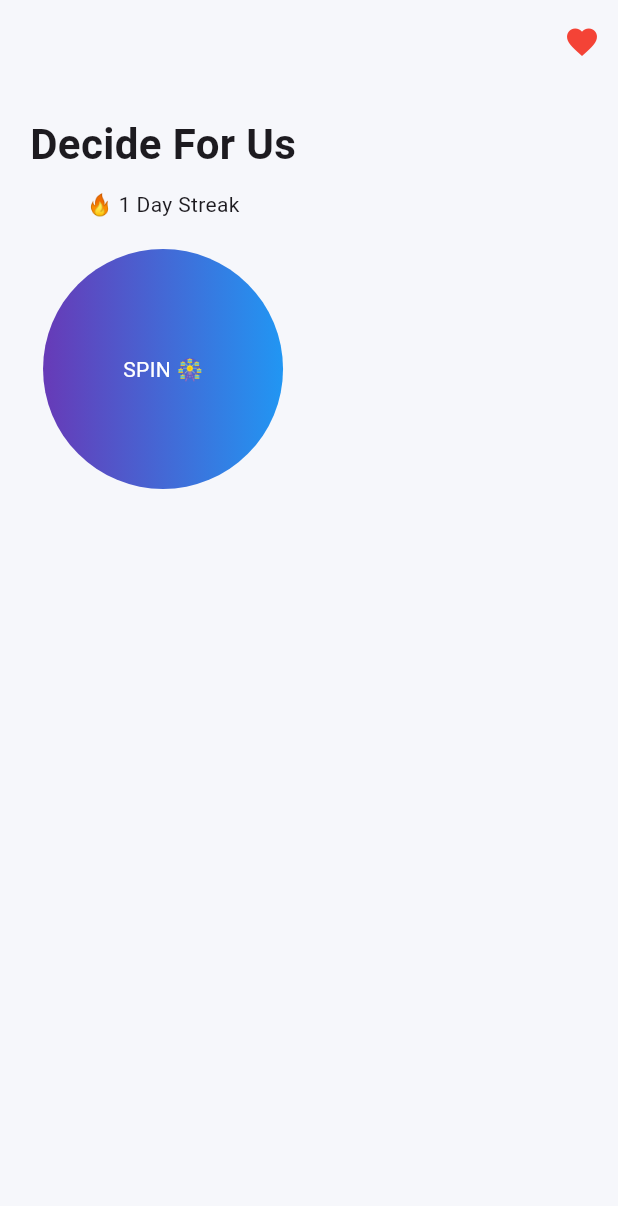
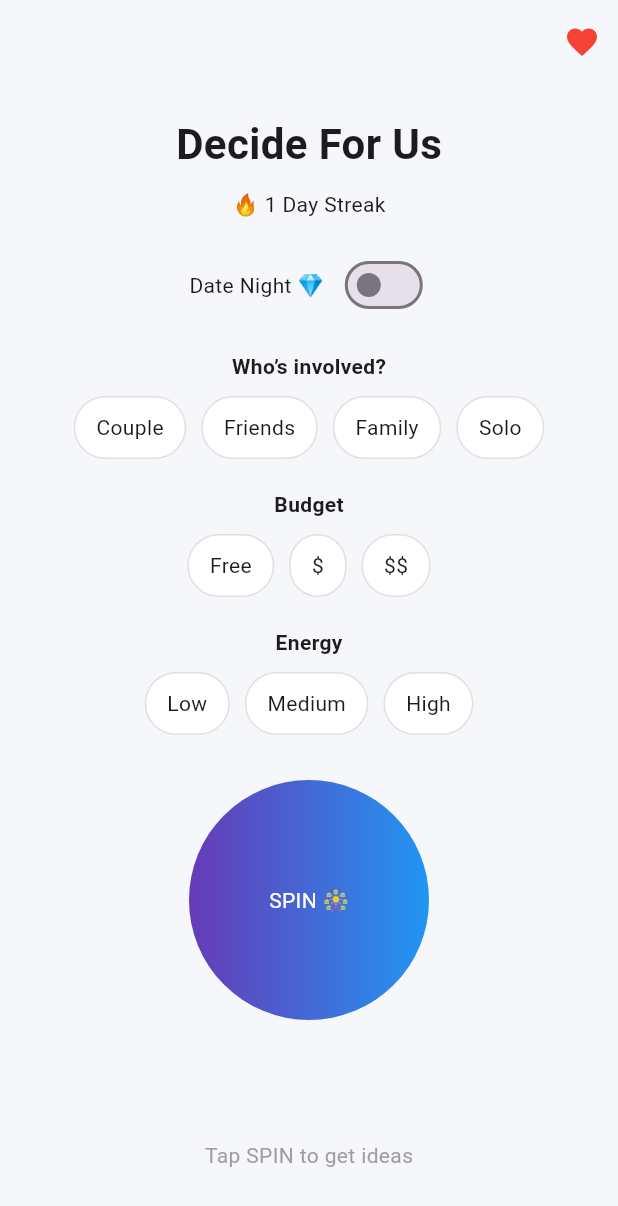
Before and after one commit to jab1015/Decide-For-US, a Flutter app: the screen it shows after launch, on a phone screen of 412 x 824 dp. Shown: the top 1206 px of the screen. Run offline on Flutter 3.47's test engine with Material 3 defaults, Android fonts, the phone set to English and light mode, and no system bars; our stand-ins replace audioplayers, cloud_firestore, confetti, firebase_auth, firebase_core, shared_preferences; missing offline and left inert: purchases_flutter; accounts and stored records are empty; network calls fail; statements that could not run were skipped; project files that could hold a hidden picture were left out.

Commit message:
Update version

```diff
--- a/lib/screens/decide_screen.dart
+++ b/lib/screens/decide_screen.dart
@@ -41,7 +41,7 @@ class _DecideScreenState extends State<DecideScreen> {
   final ConfettiController _confetti =
       ConfettiController(duration: const Duration(seconds: 2));
 
-  final AudioPlayer player = AudioPlayer();
+  final player = AudioPlayer();
 
   bool get isSubscribed => SubscriptionService.isSubscribed;
 
@@ -51,14 +51,6 @@ class _DecideScreenState extends State<DecideScreen> {
     loadUsage();
     loadStreak();
     loadHistory();
-  }
-
-  @override
-  void dispose() {
-    _scrollController.dispose();
-    _confetti.dispose();
-    player.dispose();
-    super.dispose();
   }
 
   Future<void> loadHistory() async {
@@ -106,21 +98,7 @@ class _DecideScreenState extends State<DecideScreen> {
     return true;
   }
 
-  Future<void> _scrollToResults() async {
-    if (!_scrollController.hasClients) return;
-
-    await Future.delayed(const Duration(milliseconds: 100));
-
-    final target = _scrollController.position.maxScrollExtent;
-
-    await _scrollController.animateTo(
-      target,
-      duration: const Duration(milliseconds: 600),
-      curve: Curves.easeOut,
-    );
-  }
-
-  Future<void> spin() async {
+  void spin() async {
     if (isLoading) return;
 
     if (isDateNight && !isSubscribed) {
@@ -133,7 +111,7 @@ class _DecideScreenState extends State<DecideScreen> {
 
     if (!await canUseApp()) return;
 
-    await player.play(AssetSource('assets/sounds/spin.mp3'));
+    await player.play(AssetSource('sounds/spin.mp3'));
 
     final group = selectedGroup;
     final budget = selectedBudget;
@@ -157,7 +135,7 @@ class _DecideScreenState extends State<DecideScreen> {
       history: history,
     );
 
-    await Future.delayed(const Duration(seconds: 3));
+    await Future.delayed(const Duration(seconds: 2));
 
     try {
       final aiResults = await futureIdeas;
@@ -169,14 +147,12 @@ class _DecideScreenState extends State<DecideScreen> {
       await saveHistory();
 
       setState(() {
-        results = aiResults.take(2).toList();
+        results = aiResults;
         isLoading = false;
       });
 
-      await player.play(AssetSource('assets/sounds/win.mp3'));
+      await player.play(AssetSource('sounds/win.mp3'));
       _confetti.play();
-
-      await _scrollToResults();
     } catch (e) {
       setState(() {
         results = [
@@ -189,8 +165,6 @@ class _DecideScreenState extends State<DecideScreen> {
         ];
         isLoading = false;
       });
-
-      await _scrollToResults();
     }
   }
 
@@ -211,12 +185,7 @@ class _DecideScreenState extends State<DecideScreen> {
             width: isSelected ? 2 : 1,
           ),
         ),
-        child: Text(
-          label,
-          style: TextStyle(
-            color: isSelected ? Colors.deepPurple : Colors.black,
-          ),
-        ),
+        child: Text(label),
       ),
     );
   }
@@ -257,15 +226,84 @@ class _DecideScreenState extends State<DecideScreen> {
           controller: _scrollController,
           padding: const EdgeInsets.all(20),
           child: Column(
+            crossAxisAlignment: CrossAxisAlignment.center,
             children: [
-              const Text("Decide For Us",
-                  style: TextStyle(fontSize: 28, fontWeight: FontWeight.bold)),
+              const Text(
+                "Decide For Us",
+                style: TextStyle(fontSize: 28, fontWeight: FontWeight.bold),
+              ),
               const SizedBox(height: 10),
               Text("🔥 $streak Day Streak"),
               const SizedBox(height: 20),
 
-              GestureDetector(
+              Row(
+                mainAxisAlignment: MainAxisAlignment.center,
+                children: [
+                  const Text("Date Night 💎"),
+                  const SizedBox(width: 10),
+                  Switch(
+                    value: isDateNight,
+                    onChanged: (val) {
+                      if (!isSubscribed && val) {
+                        Navigator.push(
+                          context,
+                          MaterialPageRoute(
+                              builder: (_) => const PaywallScreen()),
+                        );
+                        return;
+                      }
+                      setState(() => isDateNight = val);
+                    },
+                  ),
+                ],
+              ),
+
+              const SizedBox(height: 20),
+
+              /// 🔥 RESTORED FILTERS
+              section("Who’s involved?"),
+              Wrap(
+                alignment: WrapAlignment.center,
+                spacing: 10,
+                children: ["Couple","Friends","Family","Solo"]
+                    .map((e) => chip(e, selectedGroup,
+                        (v) => setState(() => selectedGroup = v)))
+                    .toList(),
+              ),
+
+              const SizedBox(height: 20),
+
+              section("Budget"),
+              Wrap(
+                alignment: WrapAlignment.center,
+                spacing: 10,
+                children: ["Free","\$","\$\$"]
+                    .map((e) => chip(e, selectedBudget,
+                        (v) => setState(() => selectedBudget = v)))
+                    .toList(),
+              ),
+
+              const SizedBox(height: 20),
+
+              section("Energy"),
+              Wrap(
+                alignment: WrapAlignment.center,
+                spacing: 10,
+                children: ["Low","Medium","High"]
+                    .map((e) => chip(e, selectedEnergy,
+                        (v) => setState(() => selectedEnergy = v)))
+                    .toList(),
+              ),
+
+              const SizedBox(height: 30),
+
+              Center(
+                child: GestureDetector(
                   onTap: spin,
+                  child: AnimatedRotation(
+                    turns: rotation,
+                    duration: const Duration(seconds: 9),
+                    curve: Curves.easeOut,
                     child: Container(
                       height: 160,
                       width: 160,
@@ -276,17 +314,33 @@ class _DecideScreenState extends State<DecideScreen> {
                         ),
                       ),
                       child: const Center(
-                    child: Text("SPIN 🎡",
-                        style: TextStyle(color: Colors.white)),
+                        child: Text(
+                          "SPIN 🎡",
+                          style: TextStyle(color: Colors.white),
+                        ),
+                      ),
+                    ),
                   ),
                 ),
               ),
 
               const SizedBox(height: 20),
 
-              if (isLoading) const CircularProgressIndicator(),
+              if (isLoading)
+                const CircularProgressIndicator(),
 
-              ...results.map((r) => DecisionCard(activity: r)),
+              const SizedBox(height: 20),
+
+             if (!isLoading && results.isEmpty)
+  const Padding(
+    padding: EdgeInsets.only(top: 40),
+    child: Text(
+      "Tap SPIN to get ideas",
+      style: TextStyle(color: Colors.grey),
+    ),
+  ),
+
+...results.take(2).map((r) => DecisionCard(activity: r)),
             ],
           ),
         ),
--- a/lib/services/subscription_service.dart
+++ b/lib/services/subscription_service.dart
@@ -19,7 +19,7 @@ class SubscriptionService {
       String apiKey;
 
       if (Platform.isIOS) {
-        apiKey = "appl_PUSUzSUTwTnqCKYmRlKutkZUeLvY";
+        apiKey = "appl_PUSUzSUTwTnqCKYmRlKutkZUeLv";
       } else if (Platform.isAndroid) {
         apiKey = "goog_lnWIfTDSTBOqFJIxpYcUjFRWRql";
       } else {
--- a/pubspec.yaml
+++ b/pubspec.yaml
@@ -12,12 +12,12 @@ dependencies:
   flutter:
     sdk: flutter
 
+  firebase_core: ^4.0.0
+  firebase_auth: ^6.0.0
+
   cupertino_icons: 1.0.6
   shared_preferences: 2.2.2
   purchases_flutter: 9.16.0
-
-  firebase_core: 2.32.0
-  firebase_auth: 4.16.0
 
   geolocator: 11.0.0
   http: ^1.6.0
```
Also changed, not shown: codemagic.yaml (+25 -16 lines), lib/models/activity.dart (+0 -9 lines), lib/screens/favorites_screen.dart (+50 -26 lines), lib/services/ai_service.dart (+41 -13 lines), lib/services/favorites_service.dart (+111 -25 lines), pubspec.lock, 2 other files. Lines whose indentation alone changed are shown as unchanged.
